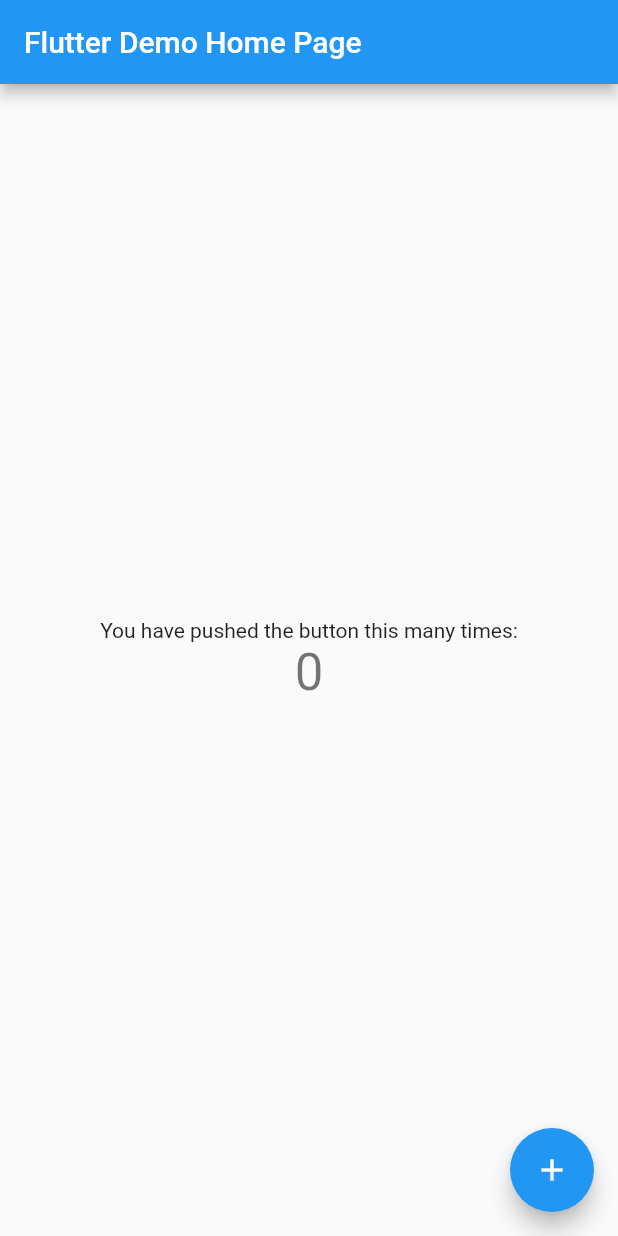
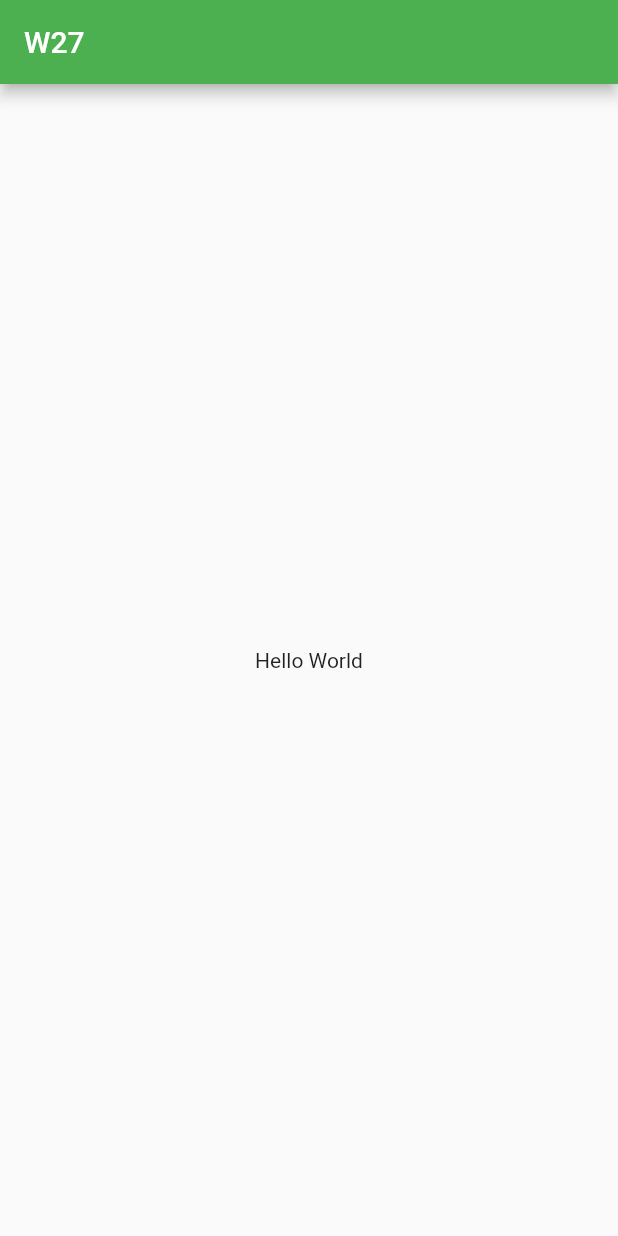
Before and after one commit to mapionapp/app, a Flutter app: the screen it shows after launch, on a phone screen of 412 x 824 dp. Run offline on Flutter 3.47's test engine with Material 2 defaults, Android fonts, the phone set to English and light mode, and no system bars.

Commit message:
added i18n

```diff
--- /dev/null
+++ b/lib/adaptive.dart
@@ -0,0 +1,26 @@
+
+import 'package:flutter/cupertino.dart';
+import 'package:flutter/material.dart';
+
+typedef Widget Behaviour(BuildContext context, Widget widget);
+
+class Adaptive {
+
+  // removes overscroll 'waves' effect on iOS devices and resets the scale factor
+  static Behaviour getBehaviour(BuildContext context) {
+    if(Theme.of(context).platform == TargetPlatform.iOS) {
+      return (context, child) => ScrollConfiguration(behavior: NoScrollOverflow(), child: MediaQuery(data: MediaQuery.of(context).copyWith(textScaleFactor: 1), child: child));
+    } else {
+      return (context, child) => MediaQuery(data: MediaQuery.of(context).copyWith(textScaleFactor: 1), child: child);
+    }
+  }
+}
+
+class NoScrollOverflow extends ScrollBehavior {
+
+  @override
+  Widget buildViewportChrome(
+    BuildContext context, Widget child, AxisDirection axisDirection) {
+    return child;
+  }
+}
--- /dev/null
+++ b/lib/language/language.dart
@@ -0,0 +1,79 @@
+import 'package:flutter/material.dart';
+import 'package:w27/language/strings/de.dart';
+import 'package:w27/language/strings/en.dart';
+
+enum Language { EN, DE }
+
+extension LanguageExtension on Language {
+  String getString() {
+    return this.toString().split('.').last;
+  }
+
+  String getCode() {
+    switch(this) {
+      case Language.EN:
+        return 'en';
+      case Language.DE:
+        return 'de';
+      default:
+        return null;
+    }
+  }
+}
+
+Map<Language, Map<String,String>> _strings; // holds all the language strings
+Language currLocale = Language.EN;
+
+String t(String key, [Map<String, String> data]) {
+
+  String raw = _strings[currLocale][key];
+
+  if(raw == null)
+    return null;
+
+  if(data != null) {
+    data.forEach((key, value){
+      raw = raw.replaceAll('{{$key}}', value);
+    });
+  }
+  return raw;
+}
+
+class LanguageHandler {
+
+  static Future<void> load(BuildContext context) async {
+    _strings = {};
+    for(Language l in Language.values) {
+      Map<String, String> result = Map();
+      switch(l) {
+        case Language.EN:
+          _parse("", en, result);
+          break;
+        case Language.DE:
+          _parse("", de, result);
+          break;
+      }
+      _strings[l] = result;
+      print('[locale-manager] loaded ${l.getCode()}');
+    }
+  }
+
+  static void setLocale(String languageCode) {
+    currLocale = Language.values.firstWhere((l) => l.getCode() == languageCode, orElse: () => Language.EN);
+    print('[locale-manager] set locale to: $currLocale');
+  }
+
+  static Language getLocale() {
+    return currLocale;
+  }
+
+  static void _parse(String prefix, Map<String, dynamic> data, Map<String, String> result) {
+    data.forEach((key, value) {
+      if(value is String) {
+        result[prefix+key] = value;
+      } else {
+        _parse(prefix+key+".",value, result);
+      }
+    });
+  }
+}
--- /dev/null
+++ b/lib/language/strings/de.dart
@@ -0,0 +1,3 @@
+const Map<String, dynamic> de = {
+  "hello": "Hallo Welt"
+};
--- /dev/null
+++ b/lib/language/strings/en.dart
@@ -0,0 +1,3 @@
+const Map<String, dynamic> en = {
+  "hello": "Hello World"
+};
--- a/lib/main.dart
+++ b/lib/main.dart
@@ -1,111 +1,36 @@
 import 'package:flutter/material.dart';
+import 'package:flutter_localizations/flutter_localizations.dart';
+import 'package:w27/routes/home.dart';
 
-void main() => runApp(MyApp());
+import 'adaptive.dart';
 
-class MyApp extends StatelessWidget {
-  // This widget is the root of your application.
+void main() => runApp(Main());
+
+class Main extends StatefulWidget {
+  @override
+  MainState createState() => MainState();
+}
+
+class MainState extends State<Main> {
+
   @override
   Widget build(BuildContext context) {
+
     return MaterialApp(
-      title: 'Flutter Demo',
-      theme: ThemeData(
-        // This is the theme of your application.
-        //
-        // Try running your application with "flutter run". You'll see the
-        // application has a blue toolbar. Then, without quitting the app, try
-        // changing the primarySwatch below to Colors.green and then invoke
-        // "hot reload" (press "r" in the console where you ran "flutter run",
-        // or simply save your changes to "hot reload" in a Flutter IDE).
-        // Notice that the counter didn't reset back to zero; the application
-        // is not restarted.
-        primarySwatch: Colors.blue,
-      ),
-      home: MyHomePage(title: 'Flutter Demo Home Page'),
+      title: 'W27',
+      color: Colors.black,
+      debugShowCheckedModeBanner: false,
+      localizationsDelegates: [
+        GlobalMaterialLocalizations.delegate,
+        GlobalWidgetsLocalizations.delegate,
+        GlobalCupertinoLocalizations.delegate,
+      ],
+      supportedLocales: const [
+        Locale('en'),
+        Locale('de')
+      ],
+      builder: Adaptive.getBehaviour(context),
+      home: Home()
     );
   }
 }
-
-class MyHomePage extends StatefulWidget {
-  MyHomePage({Key key, this.title}) : super(key: key);
-
-  // This widget is the home page of your application. It is stateful, meaning
-  // that it has a State object (defined below) that contains fields that affect
-  // how it looks.
-
-  // This class is the configuration for the state. It holds the values (in this
-  // case the title) provided by the parent (in this case the App widget) and
-  // used by the build method of the State. Fields in a Widget subclass are
-  // always marked "final".
-
-  final String title;
-
-  @override
-  _MyHomePageState createState() => _MyHomePageState();
-}
-
-class _MyHomePageState extends State<MyHomePage> {
-  int _counter = 0;
-
-  void _incrementCounter() {
-    setState(() {
-      // This call to setState tells the Flutter framework that something has
-      // changed in this State, which causes it to rerun the build method below
-      // so that the display can reflect the updated values. If we changed
-      // _counter without calling setState(), then the build method would not be
-      // called again, and so nothing would appear to happen.
-      _counter++;
-    });
-  }
-
-  @override
-  Widget build(BuildContext context) {
-    // This method is rerun every time setState is called, for instance as done
-    // by the _incrementCounter method above.
-    //
-    // The Flutter framework has been optimized to make rerunning build methods
-    // fast, so that you can just rebuild anything that needs updating rather
-    // than having to individually change instances of widgets.
-    return Scaffold(
-      appBar: AppBar(
-        // Here we take the value from the MyHomePage object that was created by
-        // the App.build method, and use it to set our appbar title.
-        title: Text(widget.title),
-      ),
-      body: Center(
-        // Center is a layout widget. It takes a single child and positions it
-        // in the middle of the parent.
-        child: Column(
-          // Column is also a layout widget. It takes a list of children and
-          // arranges them vertically. By default, it sizes itself to fit its
-          // children horizontally, and tries to be as tall as its parent.
-          //
-          // Invoke "debug painting" (press "p" in the console, choose the
-          // "Toggle Debug Paint" action from the Flutter Inspector in Android
-          // Studio, or the "Toggle Debug Paint" command in Visual Studio Code)
-          // to see the wireframe for each widget.
-          //
-          // Column has various properties to control how it sizes itself and
-          // how it positions its children. Here we use mainAxisAlignment to
-          // center the children vertically; the main axis here is the vertical
-          // axis because Columns are vertical (the cross axis would be
-          // horizontal).
-          mainAxisAlignment: MainAxisAlignment.center,
-          children: <Widget>[
-            Text(
-              'You have pushed the button this many times:',
-            ),
-            Text(
-              '$_counter',
-              style: Theme.of(context).textTheme.display1,
-            ),
-          ],
-        ),
-      ),
-      floatingActionButton: FloatingActionButton(
-        onPressed: _incrementCounter,
-        tooltip: 'Increment',
-        child: Icon(Icons.add),
-      ), // This trailing comma makes auto-formatting nicer for build methods.
-    );
-  }
-}
--- /dev/null
+++ b/lib/routes/home.dart
@@ -0,0 +1,39 @@
+import 'package:flutter/material.dart';
+import 'package:w27/language/language.dart';
+
+class Home extends StatefulWidget {
+
+  @override
+  _HomeState createState() => _HomeState();
+}
+
+class _HomeState extends State<Home> {
+  bool initialized = false;
+
+  void postInit(BuildContext context) async {
+    String language = Localizations.localeOf(context).languageCode;
+    LanguageHandler.setLocale(language);
+    await LanguageHandler.load(context);
+    setState(() {
+      initialized = true;
+    });
+  }
+
+  @override
+  Widget build(BuildContext context) {
+
+    if(!initialized) {
+      postInit(context);
+    }
+
+    return Scaffold(
+      appBar: AppBar(
+        backgroundColor: Colors.green,
+        title: Text('W27'),
+      ),
+      body: Center(
+        child: Text(t('hello')),
+      ),
+    );
+  }
+}
--- a/pubspec.yaml
+++ b/pubspec.yaml
@@ -14,10 +14,14 @@ description: Corona Virus
 version: 1.0.0+1
 
 environment:
-  sdk: ">=2.1.0 <3.0.0"
+  sdk: ">=2.7.0 <3.0.0"
 
 dependencies:
   flutter:
+    sdk: flutter
+
+  # i18n
+  flutter_localizations:
     sdk: flutter
 
   # The following adds the Cupertino Icons font to your application.
```
Also changed, not shown: pubspec.lock.
